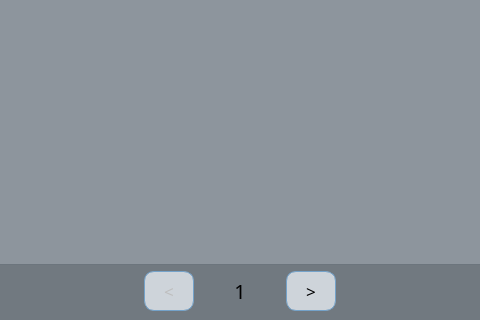
First picture: the form in ui/main_window.ui, repository xbandrade/my-jobz, before the edit; both pictures show x 360 to 840 and y 424 to 744 of the 1200 by 744 pixel window.
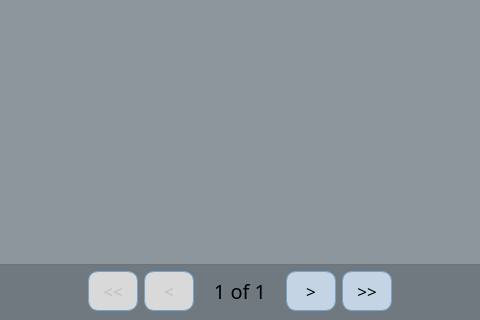
Second picture: the form after the edit. Icons and pictures are not drawn.

```diff
--- a/ui/main_window.ui
+++ b/ui/main_window.ui
@@ -40,7 +40,7 @@
 }
 
 QPushButton {
-	background-color: #CED4DA ;
+	background-color: #c4d4e4 ;
 	border-radius: 10px;
  	padding: 7px 10px; 
 	border: 1px solid #74A2C9;
@@ -51,7 +51,11 @@
 }
 
 QPushButton:pressed {
-    background-color: #6C757D; 
+    background-color: #7fa0c4; 
+}
+
+QPushButton:disabled {
+    background-color: #d9d9d9;
 }
 
 QCheckBox {
@@ -424,6 +428,28 @@
           </property>
          </spacer>
         </item>
+        <item>
+         <widget class="QPushButton" name="firstPageButton">
+          <property name="enabled">
+           <bool>false</bool>
+          </property>
+          <property name="minimumSize">
+           <size>
+            <width>50</width>
+            <height>0</height>
+           </size>
+          </property>
+          <property name="font">
+           <font>
+            <family>Nunito</family>
+            <pointsize>13</pointsize>
+           </font>
+          </property>
+          <property name="text">
+           <string>&lt;&lt;</string>
+          </property>
+         </widget>
+        </item>
         <item>
          <widget class="QPushButton" name="prevPageButton">
           <property name="enabled">
@@ -461,7 +487,7 @@
            </font>
           </property>
           <property name="text">
-           <string>1</string>
+           <string>1 of 1</string>
           </property>
           <property name="alignment">
            <set>Qt::AlignCenter</set>
@@ -487,6 +513,25 @@
           </property>
          </widget>
         </item>
+        <item>
+         <widget class="QPushButton" name="lastPageButton">
+          <property name="minimumSize">
+           <size>
+            <width>50</width>
+            <height>0</height>
+           </size>
+          </property>
+          <property name="font">
+           <font>
+            <family>Nunito</family>
+            <pointsize>13</pointsize>
+           </font>
+          </property>
+          <property name="text">
+           <string>&gt;&gt;</string>
+          </property>
+         </widget>
+        </item>
         <item>
          <spacer name="horizontalSpacer_3">
           <property name="orientation">
```
Left out of the diff: 16 changed lines with no effect on the pictures.
